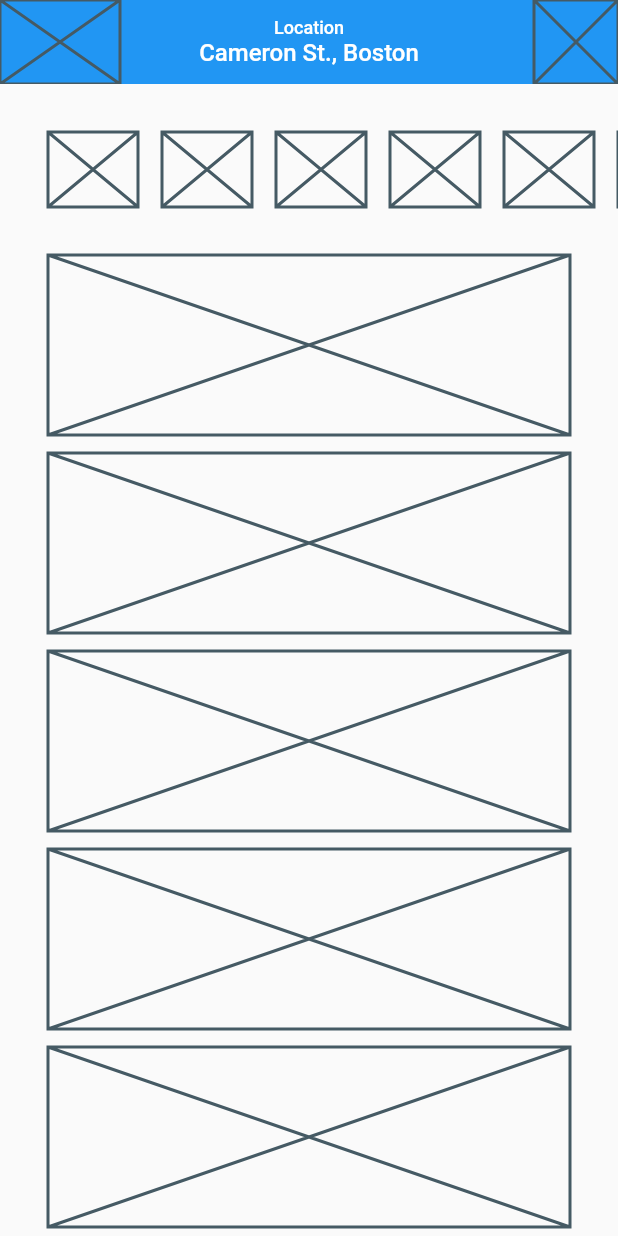
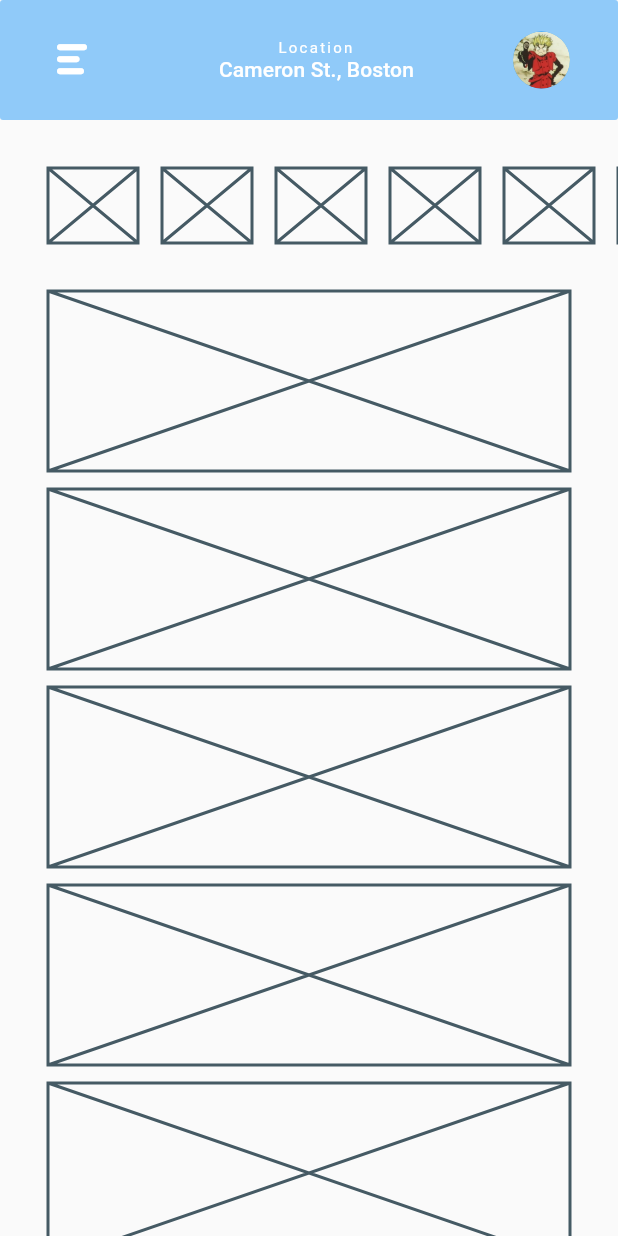
Before and after one commit to ewertonls/pet_adoption-mockup_challenge, a Flutter app: the screen it shows after launch, on a phone screen of 412 x 824 dp. Run offline on Flutter 3.47's test engine with Material 2 defaults, Android fonts, the phone set to English and light mode, and no system bars.

Commit message:
feat(widget)!: create pet adoption app bar widget
Some widgets are now available:
- AppIconButton
- AppbarHeader
- PetAdoptionAppbar
- UserAvatarButton

add an avatar asset on pubspec: assets/images/avatar/*

BREAKING CHANGE: move home widget to lib/src/pages/home/

```diff
--- a/lib/src/app_widget.dart
+++ b/lib/src/app_widget.dart
@@ -1,6 +1,6 @@
 import 'package:flutter/material.dart';
 
-import 'pages/home_page.dart';
+import 'pages/home/home_page.dart';
 
 class PetAdoptionApp extends StatelessWidget {
   const PetAdoptionApp({Key? key}) : super(key: key);
--- /dev/null
+++ b/lib/src/common_widgets/app_icon_button_widget.dart
@@ -0,0 +1,32 @@
+import 'package:flutter/material.dart';
+
+class AppIconButton extends StatelessWidget {
+  const AppIconButton({
+    super.key,
+    required this.icon,
+    required this.onTap,
+  });
+
+  final Icon icon;
+  final void Function() onTap;
+
+  @override
+  Widget build(BuildContext context) {
+    return LimitedBox(
+      maxHeight: 64,
+      maxWidth: 64,
+      child: Material(
+        type: MaterialType.transparency,
+        borderRadius: BorderRadius.circular(16),
+        clipBehavior: Clip.antiAlias,
+        child: InkWell(
+          onTap: onTap,
+          child: AspectRatio(
+            aspectRatio: 1,
+            child: icon,
+          ),
+        ),
+      ),
+    );
+  }
+}
--- /dev/null
+++ b/lib/src/common_widgets/appbar_header_widget.dart
@@ -0,0 +1,70 @@
+import 'package:flutter/material.dart';
+
+class AppbarHeader extends StatelessWidget {
+  const AppbarHeader({
+    super.key,
+    this.titleLabel,
+    this.title,
+    this.leading,
+    this.trailing,
+  });
+
+  final String? titleLabel;
+  final String? title;
+  final Widget? leading;
+  final Widget? trailing;
+
+  @override
+  Widget build(
+    BuildContext context,
+  ) {
+    final double topPadding = MediaQuery.of(context).padding.top;
+    final ThemeData theme = Theme.of(context);
+
+    return Material(
+      type: MaterialType.card,
+      color: theme.colorScheme.background,
+      child: IconTheme(
+        data: theme.iconTheme.copyWith(
+          color: theme.colorScheme.onBackground,
+        ),
+        child: Padding(
+          padding: EdgeInsets.only(top: topPadding),
+          child: Row(
+            mainAxisAlignment: MainAxisAlignment.spaceBetween,
+            children: [
+              if (leading != null) leading! else const Spacer(),
+              Expanded(
+                flex: 2,
+                child: _buildTitle(theme),
+              ),
+              if (trailing != null) trailing! else const Spacer(),
+            ],
+          ),
+        ),
+      ),
+    );
+  }
+
+  Widget _buildTitle(ThemeData theme) {
+    return Column(
+      mainAxisAlignment: MainAxisAlignment.center,
+      children: [
+        if (titleLabel != null)
+          Text(
+            titleLabel!,
+            style: theme.textTheme.labelSmall
+                ?.copyWith(color: theme.colorScheme.onBackground),
+            textAlign: TextAlign.center,
+          ),
+        if (title != null)
+          Text(
+            title!,
+            style: theme.textTheme.titleSmall
+                ?.copyWith(color: theme.colorScheme.onBackground),
+            textAlign: TextAlign.center,
+          ),
+      ],
+    );
+  }
+}
--- /dev/null
+++ b/lib/src/common_widgets/pet_adoption_appbar_widget.dart
@@ -0,0 +1,31 @@
+import 'package:flutter/material.dart';
+
+import 'appbar_header_widget.dart';
+
+class PetAdoptionAppBar extends StatelessWidget with PreferredSizeWidget {
+  const PetAdoptionAppBar({
+    super.key,
+    this.title,
+    this.titleLabel,
+    this.leading,
+    this.trailing,
+  });
+
+  final String? title;
+  final String? titleLabel;
+  final Widget? leading;
+  final Widget? trailing;
+
+  @override
+  Size get preferredSize => const Size.fromHeight(80);
+
+  @override
+  Widget build(BuildContext context) {
+    return AppbarHeader(
+      title: title,
+      titleLabel: titleLabel,
+      leading: leading,
+      trailing: trailing,
+    );
+  }
+}
--- /dev/null
+++ b/lib/src/common_widgets/user_avatar_button_widget.dart
@@ -0,0 +1,24 @@
+import 'package:flutter/material.dart';
+
+class UserAvatarButton extends StatelessWidget {
+  const UserAvatarButton({super.key, required this.onTap});
+  final void Function() onTap;
+  @override
+  Widget build(BuildContext context) {
+    final ThemeData theme = Theme.of(context);
+    return LimitedBox(
+      maxHeight: 38,
+      maxWidth: 38,
+      child: Material(
+        type: MaterialType.button,
+        color: theme.colorScheme.primary,
+        shape: const CircleBorder(),
+        clipBehavior: Clip.antiAlias,
+        child: InkWell(
+          onTap: onTap,
+          child: Image.asset('assets/images/avatar/avatar_400x400.jpg'),
+        ),
+      ),
+    );
+  }
+}
--- a/lib/src/pages/home_page.dart
+++ b/lib/src/pages/home/home_page.dart
@@ -1,4 +1,6 @@
 import 'package:flutter/material.dart';
+
+import 'widgets/home_page_appbar_widget.dart';
 
 class HomePage extends StatefulWidget {
   const HomePage({Key? key, required this.title}) : super(key: key);
@@ -12,43 +14,17 @@ class HomePage extends StatefulWidget {
 class _HomePageState extends State<HomePage> {
   @override
   Widget build(BuildContext context) {
+    final theme = Theme.of(context);
     return Scaffold(
+      appBar: const HomePageAppbar(
+        title: "Cameron St., Boston",
+        titleLabel: "Location",
+      ),
+      drawer: Drawer(),
       body: Center(
         child: CustomScrollView(
           physics: const BouncingScrollPhysics(),
           slivers: [
-            SliverAppBar(
-              // toolbarHeight: 80,
-              stretch: true,
-              title: Column(
-                children: const [
-                  Text(
-                    "Location",
-                    style: TextStyle(
-                      fontSize: 12,
-                    ),
-                  ),
-                  Text(
-                    "Cameron St., Boston",
-                    style: TextStyle(fontSize: 16),
-                  ),
-                ],
-              ),
-              centerTitle: true,
-              floating: true,
-              // pinned: true,
-              leadingWidth: 80,
-              // TODO: Drawer menu
-              leading: AspectRatio(aspectRatio: 1, child: const Placeholder()),
-              actions: const [
-                Placeholder(
-                  child: AspectRatio(
-                    aspectRatio: 1,
-                    child: SizedBox.expand(),
-                  ),
-                )
-              ],
-            ),
             SliverPadding(
               padding: const EdgeInsets.symmetric(vertical: 32),
               sliver: SliverToBoxAdapter(
--- /dev/null
+++ b/lib/src/pages/home/widgets/home_page_appbar_widget.dart
@@ -0,0 +1,44 @@
+import 'package:flutter/material.dart';
+
+import '../../../common_widgets/app_icon_button_widget.dart';
+import '../../../common_widgets/pet_adoption_appbar_widget.dart';
+import '../../../common_widgets/user_avatar_button_widget.dart';
+import '../../../theme/app_icons.dart';
+
+class HomePageAppbar extends PetAdoptionAppBar {
+  const HomePageAppbar({
+    super.key,
+    super.title,
+    super.titleLabel,
+  }) : super(
+          leading: const AppDrawerMenuButton(),
+          trailing: const _AvatarButton(),
+        );
+}
+
+class AppDrawerMenuButton extends StatelessWidget {
+  const AppDrawerMenuButton({super.key});
+  @override
+  Widget build(BuildContext context) {
+    return Padding(
+      padding: const EdgeInsets.only(left: 16),
+      child: AppIconButton(
+        icon: const Icon(AppIcons.bars),
+        onTap: () {
+          Scaffold.maybeOf(context)?.openDrawer();
+        },
+      ),
+    );
+  }
+}
+
+class _AvatarButton extends StatelessWidget {
+  const _AvatarButton();
+
+  @override
+  Widget build(BuildContext context) {
+    return Padding(
+        padding: const EdgeInsets.only(right: 32),
+        child: UserAvatarButton(onTap: () {}));
+  }
+}
--- a/pubspec.yaml
+++ b/pubspec.yaml
@@ -60,6 +60,7 @@ flutter:
   # To add assets to your application, add an assets section, like this:
   assets:
     - assets/fonts/PetAdoptionIcons.ttf
+    - assets/images/avatar/avatar_400x400.jpg
   #   - images/a_dot_burr.jpeg
   #   - images/a_dot_ham.jpeg
 
```
Also changed, not shown: assets/images/avatar/avatar_400x400.jpg (added).
